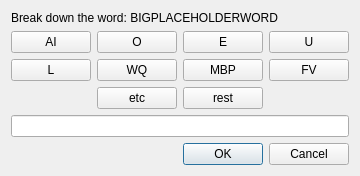
The window that src/breakdowndialog.ui (newillusion/PapagayoR) describes before a commit, drawn with Qt 5.
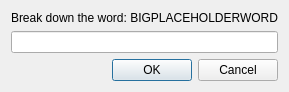
The same window after the commit.

Commit message: Break down dialog now supports different phoneme sets

Diff of the .ui file:
```diff
--- a/src/breakdowndialog.ui
+++ b/src/breakdowndialog.ui
@@ -40,78 +40,7 @@
     </widget>
    </item>
    <item>
-    <layout class="QGridLayout" name="gridLayout">
-     <item row="0" column="0">
-      <widget class="QPushButton" name="aiBut">
-       <property name="text">
-        <string>AI</string>
-       </property>
-      </widget>
-     </item>
-     <item row="0" column="1">
-      <widget class="QPushButton" name="oBut">
-       <property name="text">
-        <string>O</string>
-       </property>
-      </widget>
-     </item>
-     <item row="0" column="2">
-      <widget class="QPushButton" name="eBut">
-       <property name="text">
-        <string>E</string>
-       </property>
-      </widget>
-     </item>
-     <item row="0" column="3">
-      <widget class="QPushButton" name="uBut">
-       <property name="text">
-        <string>U</string>
-       </property>
-      </widget>
-     </item>
-     <item row="1" column="0">
-      <widget class="QPushButton" name="lBut">
-       <property name="text">
-        <string>L</string>
-       </property>
-      </widget>
-     </item>
-     <item row="1" column="1">
-      <widget class="QPushButton" name="wqBut">
-       <property name="text">
-        <string>WQ</string>
-       </property>
-      </widget>
-     </item>
-     <item row="1" column="2">
-      <widget class="QPushButton" name="mbpBut">
-       <property name="text">
-        <string>MBP</string>
-       </property>
-      </widget>
-     </item>
-     <item row="1" column="3">
-      <widget class="QPushButton" name="fvBut">
-       <property name="text">
-        <string>FV</string>
-       </property>
-      </widget>
-     </item>
-     <item row="2" column="1">
-      <widget class="QPushButton" name="etcBut">
-       <property name="text">
-        <string>etc</string>
-       </property>
-      </widget>
-     </item>
-     <item row="2" column="2">
-      <widget class="QPushButton" name="restBut">
-       <property name="text">
-        <string>rest</string>
-       </property>
-      </widget>
-     </item>
-    </layout>
+    <layout class="QGridLayout" name="gridLayout"/>
    </item>
    <item>
     <widget class="QLineEdit" name="breakdownEdit"/>
```
The commit also changes 5 other files.
